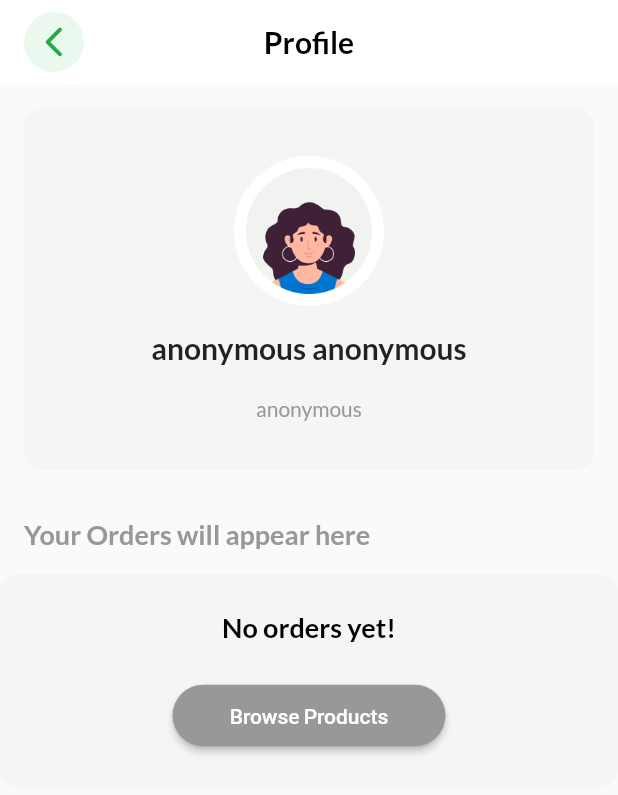
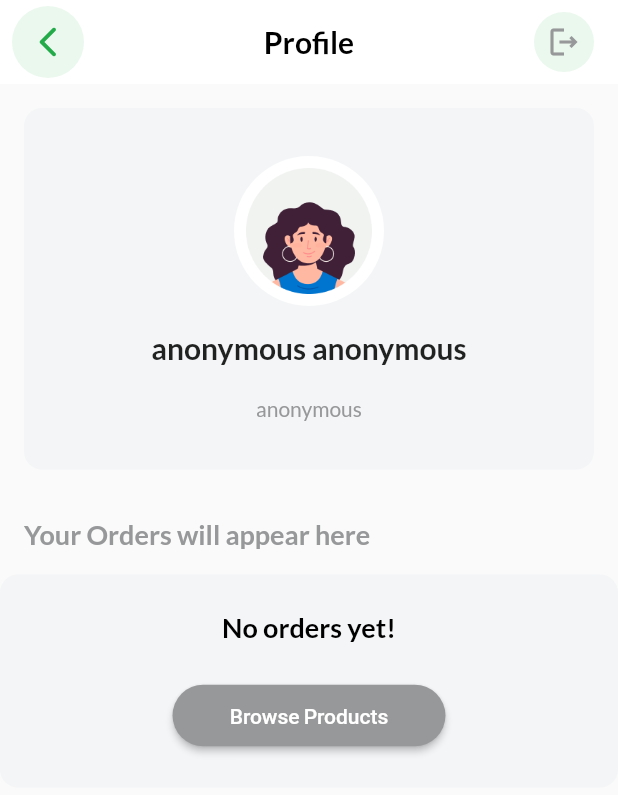
Before and after one commit to owidi-001/delidash-customer, a Flutter app: the Profile screen opened by its route, on a phone screen of 412 x 824 dp. Shown: the top 795 px of the screen. Run offline on Flutter 3.47's test engine with Material 2 defaults, Android fonts, the phone set to English and light mode, and no system bars; our stand-ins replace equatable, geocoding, geolocator, google_fonts, google_maps_flutter, shared_preferences; accounts and stored records are empty; network calls fail.

```diff
--- a/lib/domain/location.model.dart
+++ b/lib/domain/location.model.dart
@@ -1,4 +1,6 @@
-class Location {
+import 'package:equatable/equatable.dart';
+
+class Location extends Equatable {
   final String? name;
   late final String? blockName;
   late final String? floor;
@@ -25,4 +27,10 @@ class Location {
 
     return data;
   }
+
+  @override
+  List<Object?> get props => [name, blockName, floor, roomNumber];
+
+  factory Location.empty() => Location(
+      name: "Unknown", blockName: "Unknown", floor: "0", roomNumber: "0");
 }
--- a/lib/domain/order.model.dart
+++ b/lib/domain/order.model.dart
@@ -3,14 +3,14 @@ import 'package:greens_veges/domain/product.model.dart';
 
 
 class OrderItem {
-  final int id;
-  final int order;
+  final int? id;
+  final int? order;
   final int quantity;
   Product product;
 
   OrderItem({
-    required this.id,
-    required this.order,
+    this.id,
+    this.order,
     required this.product,
     required this.quantity,
   });
--- a/lib/providers/location.provider.dart
+++ b/lib/providers/location.provider.dart
@@ -3,10 +3,10 @@ import 'package:greens_veges/constants/status.dart';
 import 'package:greens_veges/domain/location.model.dart';
 
 class LocationProvider extends ChangeNotifier {
-  late Location _location;
+  Location _location = Location.empty();
   ServiceStatus locationStatus = ServiceStatus.initial;
 
-  Location? get location {
+  Location get location {
     return _location;
   }
 
--- a/lib/screens/profile.dart
+++ b/lib/screens/profile.dart
@@ -2,6 +2,7 @@ import 'package:flutter/material.dart';
 import 'package:greens_veges/providers/app.provider.dart';
 import 'package:greens_veges/providers/auth.provider.dart';
 import 'package:greens_veges/routes/app_router.dart';
+import 'package:greens_veges/screens/login_screen.dart';
 import 'package:greens_veges/theme/app_theme.dart';
 import 'package:greens_veges/widgets/order_card_horizontal.dart';
 import 'package:provider/provider.dart';
@@ -32,7 +33,7 @@ class _ProfileState extends State<Profile> {
         leading: InkWell(
           onTap: () => Navigator.pop(context),
           child: const Padding(
-            padding: EdgeInsets.only(left: 16),
+            padding: EdgeInsets.only(left: 8.0),
             child: CircleAvatar(
               backgroundColor: AppTheme.gradientColor,
               child: Icon(
@@ -42,6 +43,32 @@ class _ProfileState extends State<Profile> {
             ),
           ),
         ),
+        actions: [
+          InkWell(
+            onTap: () => {
+              AuthenticationProvider.instance.logout(),
+              Navigator.push(
+                context,
+                MaterialPageRoute(
+                  builder: ((context) => const LoginScreen()),
+                ),
+              )
+            },
+            child: const Padding(
+              padding: EdgeInsets.only(left: 8.0),
+              child: CircleAvatar(
+                backgroundColor: AppTheme.gradientColor,
+                child: Icon(
+                  Icons.logout_outlined,
+                  color: AppTheme.secondaryColor,
+                ),
+              ),
+            ),
+          ),
+          const SizedBox(
+            width: 16.0,
+          )
+        ],
       ),
       body: SafeArea(
         child: CustomScrollView(
@@ -105,7 +132,13 @@ class _ProfileState extends State<Profile> {
                                 Navigator.pushNamed(
                                     context, AppRoute.profileEdit);
                               },
-                              child: const Text("Update Profile",style: TextStyle(color: AppTheme.primaryColor,fontSize: 14, fontWeight: FontWeight.w500),))
+                              child: const Text(
+                                "Update Profile",
+                                style: TextStyle(
+                                    color: AppTheme.primaryColor,
+                                    fontSize: 14,
+                                    fontWeight: FontWeight.w500),
+                              ))
                           : Container()
                     ],
                   ),
--- a/lib/services/location.service.dart
+++ b/lib/services/location.service.dart
@@ -35,8 +35,7 @@ class LocationService {
         await placemarkFromCoordinates(position.latitude, position.longitude);
 
     Placemark place = placemarks[0];
-    // address ='${place.street}, ${place.subLocality}, ${place.locality}, ${place.postalCode}, ${place.country}';
-    String? address = place.name;
+    String address ="${place.street}, ${place.subLocality}, ${place.locality}, ${place.postalCode}, ${place.country}";
 
     return address;
   }
@@ -58,4 +57,5 @@ class LocationService {
 
   //   return location;
   // }
+
 }
--- a/lib/utility/constants.dart
+++ b/lib/utility/constants.dart
@@ -5,3 +5,4 @@ int TIMEOUT = 100000;
 const TOKEN = "TOKEN";
 const USER = "USER";
 const ONBOARD = "BOARDED";
+const LOCATION = "LOCATION";
```
Also changed, not shown: lib/screens/checkout_screen.dart (+15 -17 lines), lib/screens/login_screen.dart (+16 -11 lines), lib/screens/splash.dart (+9 -1 lines), lib/services/order.service.dart (+17 -3 lines), lib/utility/shared_preference.dart (+29 -0 lines), lib/widgets/location_tile.dart (+17 -10 lines).
